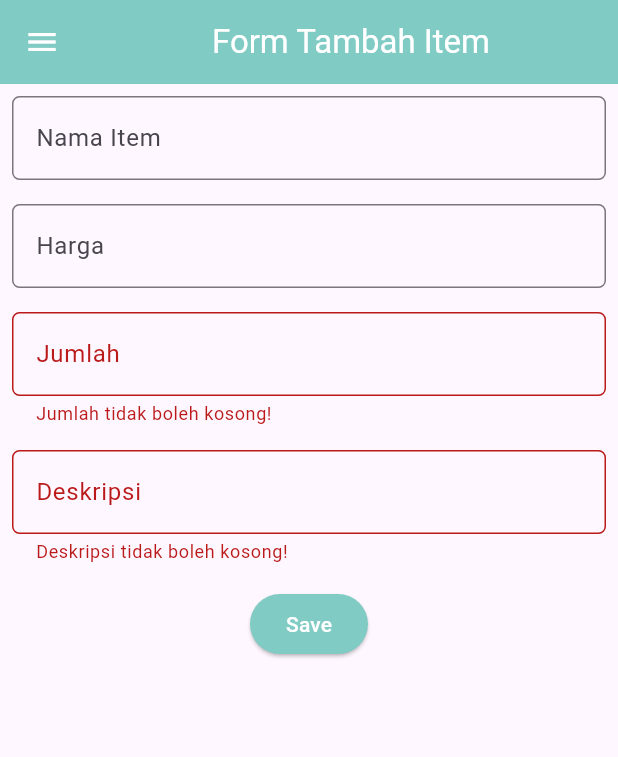
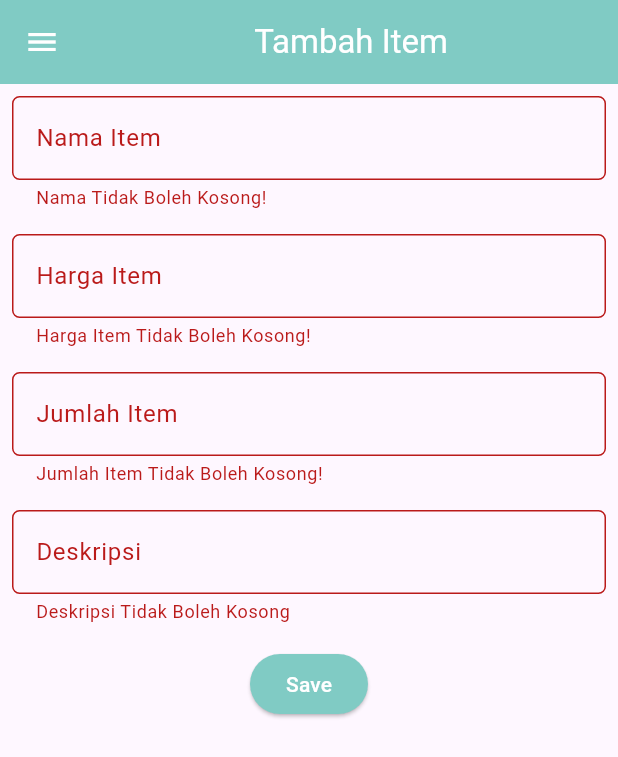
Before and after one commit to citraandh/inventory-app-mobile, a Flutter app: the ShopFormPage screen opened directly, after a tap on "Save", on a phone screen of 412 x 824 dp. Shown: the top 757 px of the screen. Run offline on Flutter 3.47's test engine with Material 2 defaults, Android fonts, the phone set to English and light mode, and no system bars.

Commit message:
Tugas 8 finished

```diff
--- a/lib/main.dart
+++ b/lib/main.dart
@@ -11,7 +11,7 @@ class MyApp extends StatelessWidget {
   @override
   Widget build(BuildContext context) {
     return MaterialApp(
-      title: 'Flutter Demo',
+      title: 'Patisserie Inventory',
       theme: ThemeData(
         // This is the theme of your application.
         //
--- /dev/null
+++ b/lib/models/item.dart
@@ -0,0 +1,10 @@
+class Item {
+  final String name;
+  final int price;
+  final int amount;
+  final String description;
+  static final List<Item> items = [];
+
+  Item(this.name, this.price, this.amount, this.description);
+
+}
--- a/lib/screens/inventory_form.dart
+++ b/lib/screens/inventory_form.dart
@@ -1,6 +1,8 @@
 import 'package:flutter/material.dart';
 // Impor drawer yang sudah dibuat sebelumnya
 import 'package:inventory_mobile/widgets/left_drawer.dart';
+import 'package:inventory_mobile/models/item.dart';
+
 
 class ShopFormPage extends StatefulWidget {
   const ShopFormPage({super.key});
@@ -15,21 +17,21 @@ class _ShopFormPageState extends State<ShopFormPage> {
   int _price = 0;
   int _amount = 0;
   String _description = "";
+
   @override
   Widget build(BuildContext context) {
     return Scaffold(
       appBar: AppBar(
         title: const Center(
           child: Text(
-                    'Form Tambah Item',
+            "Tambah Item",
           ),
         ),
         backgroundColor: Colors.teal.shade200,
         foregroundColor: Colors.white,
       ),
-            // Tambahkan drawer yang sudah dibuat di sini
+      // Drawer
       drawer: const LeftDrawer(),
-
       body: Form(
         key: _formKey,
         child: SingleChildScrollView(
@@ -37,15 +39,14 @@ class _ShopFormPageState extends State<ShopFormPage> {
             crossAxisAlignment: CrossAxisAlignment.start,
             children: [
               Padding(
-                            padding: const EdgeInsets.all(8.0),
+                padding: const EdgeInsets.all(8),
                 child: TextFormField(
                   decoration: InputDecoration(
                       hintText: "Nama Item",
                       labelText: "Nama Item",
                       border: OutlineInputBorder(
-                                    borderRadius: BorderRadius.circular(5.0),
-                                ),
-                                ),
+                          borderRadius: BorderRadius.circular(5))),
+                  // isi
                   onChanged: (String? value) {
                     setState(() {
                       _name = value!;
@@ -53,24 +54,24 @@ class _ShopFormPageState extends State<ShopFormPage> {
                   },
                   validator: (String? value) {
                     if (value == null || value.isEmpty) {
-                                    return "Nama tidak boleh kosong!";
+                      return "Nama Tidak Boleh Kosong!";
                     }
                     return null;
                   },
                 ),
               ),
-
               Padding(
                 padding: const EdgeInsets.all(8.0),
                 child: TextFormField(
                   decoration: InputDecoration(
-                                hintText: "Harga",
-                                labelText: "Harga",
+                    hintText: "Harga Item",
+                    labelText: "Harga Item",
                     border: OutlineInputBorder(
                       borderRadius: BorderRadius.circular(5.0),
                     ),
                   ),
-                                // Tambahkan variabel yang sesuai
+
+                  // Isi
                   onChanged: (String? value) {
                     setState(() {
                       _price = int.parse(value!);
@@ -78,28 +79,27 @@ class _ShopFormPageState extends State<ShopFormPage> {
                   },
                   validator: (String? value) {
                     if (value == null || value.isEmpty) {
-                                    return "Harga tidak boleh kosong!";
+                      return "Harga Item Tidak Boleh Kosong!";
                     }
                     if (int.tryParse(value) == null) {
-                                    return "Harga harus berupa angka!";
+                      return "Harga Item Harus Berupa Bilangan";
                     }
                     return null;
                   },
                 ),
               ),
-
-
               Padding(
                 padding: const EdgeInsets.all(8.0),
                 child: TextFormField(
                   decoration: InputDecoration(
-                                hintText: "Jumlah",
-                                labelText: "Jumlah",
+                    hintText: "Jumlah Item",
+                    labelText: "Jumlah Item",
                     border: OutlineInputBorder(
                       borderRadius: BorderRadius.circular(5.0),
                     ),
                   ),
-                                // Tambahkan variabel yang sesuai
+
+                  // Isi
                   onChanged: (String? value) {
                     setState(() {
                       _amount = int.parse(value!);
@@ -107,16 +107,15 @@ class _ShopFormPageState extends State<ShopFormPage> {
                   },
                   validator: (String? value) {
                     if (value == null || value.isEmpty) {
-                                    return "Jumlah tidak boleh kosong!";
+                      return "Jumlah Item Tidak Boleh Kosong!";
                     }
                     if (int.tryParse(value) == null) {
-                                    return "Jumlah harus berupa angka!";
+                      return "Jumlah Item Harus Berupa Bilangan";
                     }
                     return null;
                   },
                 ),
               ),
-
               Padding(
                 padding: const EdgeInsets.all(8.0),
                 child: TextFormField(
@@ -129,70 +128,67 @@ class _ShopFormPageState extends State<ShopFormPage> {
                   ),
                   onChanged: (String? value) {
                     setState(() {
-                                    // Tambahkan variabel yang sesuai
                       _description = value!;
                     });
                   },
                   validator: (String? value) {
                     if (value == null || value.isEmpty) {
-                                    return "Deskripsi tidak boleh kosong!";
+                      return "Deskripsi Tidak Boleh Kosong";
                     }
                     return null;
                   },
                 ),
               ),
-
               Align(
                 alignment: Alignment.bottomCenter,
                 child: Padding(
-                                    padding: const EdgeInsets.all(8.0),
+                  padding: const EdgeInsets.all(8),
                   child: ElevatedButton(
                     style: ButtonStyle(
                       backgroundColor:
                           MaterialStateProperty.all(Colors.teal.shade200),
                     ),
+                    child: const Text(
+                      "Save",
+                      style: TextStyle(color: Colors.white),
+                    ),
                     onPressed: () {
                       if (_formKey.currentState!.validate()) {
+                        //Add item to items
+                        Item content = Item(_name,_price, _amount, _description);
+                        Item.items.add(content);
                         showDialog(
                             context: context,
                             builder: (context) {
                               return AlertDialog(
-                                                    title: const Text('Item berhasil tersimpan'),
+                                title: const Text("Item Berhasil Disimpan!"),
                                 content: SingleChildScrollView(
                                   child: Column(
                                       crossAxisAlignment:
                                           CrossAxisAlignment.start,
                                       children: [
                                         Text('Nama: $_name'),
-                                                        //Munculkan value-value lainnya
-                                                        Text('Harga: $_price'),
-                                                        Text('Jumlah: $_amount'),
+                                        Text('Harga Item: $_price'),
+                                        Text('Jumlah Item: $_amount'),
                                         Text('Deskripsi: $_description'),
-                                                        ],
-                                                    ),
+                                      ]),
                                 ),
                                 actions: [
                                   TextButton(
-                                                        child: const Text('OK'),
+                                    child: const Text("OK"),
                                     onPressed: () {
                                       Navigator.pop(context);
                                     },
-                                                    ),
+                                  )
                                 ],
                               );
+                            });
+                        _formKey.currentState!.reset();
+                      }
                     },
-                                            );
-                                            }
-                                        _formKey.currentState!.reset();
-                                    },
-                                    child: const Text(
-                                        "Save",
-                                        style: TextStyle(color: Colors.white),
                   ),
                 ),
-                                ),
-                            ),
-
+              )
             ],
           ),
         ),
--- a/lib/screens/menu.dart
+++ b/lib/screens/menu.dart
@@ -41,7 +41,7 @@ class MyHomePage extends StatelessWidget {
                 padding: EdgeInsets.only(top: 10.0, bottom: 10.0),
                 // Widget Text untuk menampilkan tulisan dengan alignment center dan style yang sesuai
                 child: Text(
-                  'PBP Shop', // Text yang menandakan toko
+                  'Patisserie', // Text yang menandakan toko
                   textAlign: TextAlign.center,
                   style: TextStyle(
                     fontSize: 30,
--- a/lib/widgets/left_drawer.dart
+++ b/lib/widgets/left_drawer.dart
@@ -1,4 +1,5 @@
 import 'package:flutter/material.dart';
+import 'package:inventory_mobile/screens/inventory_list.dart';
 import 'package:inventory_mobile/screens/menu.dart';
 import 'package:inventory_mobile/screens/inventory_form.dart';
 
@@ -13,7 +14,7 @@ class LeftDrawer extends StatelessWidget {
           const DrawerHeader(
             // Bagian drawer header
             decoration: BoxDecoration(
-              color:  Colors.deepPurple,
+              color:  Colors.red,
             ),
             child: Column(
               children: [
@@ -50,15 +51,26 @@ class LeftDrawer extends StatelessWidget {
             ),
             ListTile(
               leading: const Icon(Icons.add_shopping_cart),
+              title: const Text('Lihat Item'),
+              // Bagian redirection ke ShopFormPage
+              onTap: () {
+                Navigator.pushReplacement(
+                  context,
+                  MaterialPageRoute(builder: (context) => const ItemListPage(),
+                  ));
+              },
+            ),
+            ListTile(
+              leading: const Icon(Icons.add_shopping_cart),
               title: const Text('Tambah Item'),
               // Bagian redirection ke ShopFormPage
               onTap: () {
                 Navigator.pushReplacement(
                   context,
-                  MaterialPageRoute(builder: (context) => ShopFormPage(),
+                  MaterialPageRoute(builder: (context) => const ShopFormPage(),
                   ));
               },
-            ),
+            )
                     ],
                   ),
                 );
--- a/lib/widgets/shop_card.dart
+++ b/lib/widgets/shop_card.dart
@@ -1,5 +1,6 @@
 import 'package:inventory_mobile/screens/inventory_form.dart';
 import 'package:flutter/material.dart';
+import 'package:inventory_mobile/screens/inventory_list.dart';
 
 class ShopItem {
   final String name;
@@ -31,6 +32,9 @@ class ShopCard extends StatelessWidget {
                 if (item.name == "Tambah Item") {
                   Navigator.push(context,
                     MaterialPageRoute(builder: (context) => const ShopFormPage()));
+                } else if (item.name == "Lihat Item") {
+                  Navigator.push(context,
+                    MaterialPageRoute(builder: (context) => const ItemListPage()));
                 }
         },
         child: Container(
```
Also changed, not shown: lib/screens/inventory_list.dart (added, +63 -0 lines), 1 other file. Lines whose indentation alone changed are shown as unchanged.
